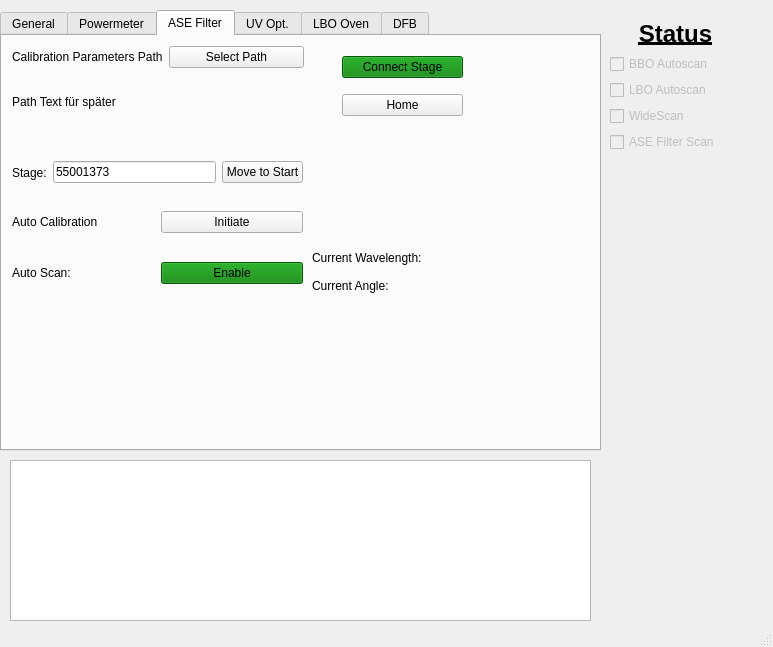
The window that pulsed_laser_interface.ui (XenoBene/PulsedLaserGUI) describes before a commit, drawn with Qt 5.
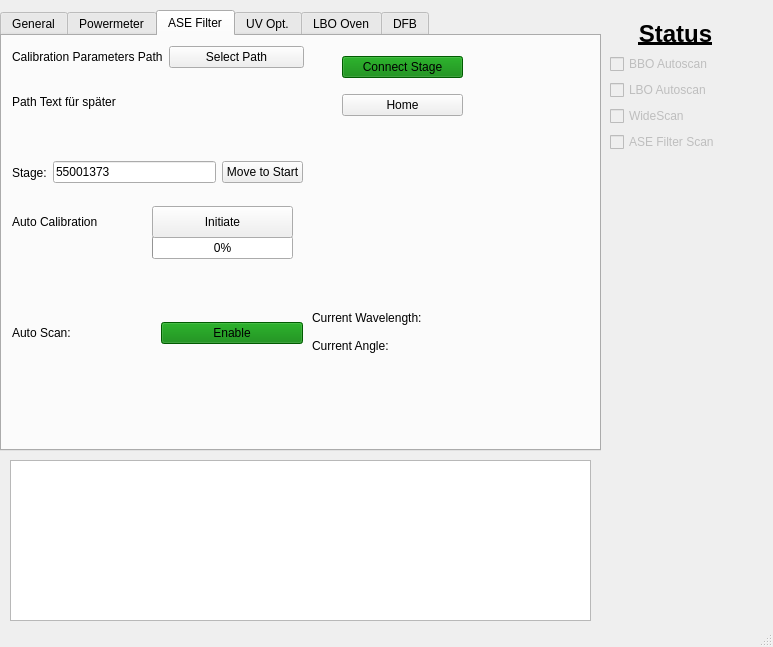
The same window after the commit. The open tabs and pages were chosen to show the change.

Commit message: Further implementation of ASE filter calibration

```diff
--- a/pulsed_laser_interface.ui
+++ b/pulsed_laser_interface.ui
@@ -445,39 +445,7 @@
       <property name="geometry">
        <rect>
         <x>10</x>
-        <y>170</y>
-        <width>291</width>
-        <height>32</height>
-       </rect>
-      </property>
-      <layout class="QHBoxLayout" name="horizontalLayout_4">
-       <item>
-        <widget class="QLabel" name="label_5">
-         <property name="text">
-          <string>Auto Calibration</string>
-         </property>
-        </widget>
-       </item>
-       <item>
-        <widget class="QPushButton" name="ase_button_startAutoCal">
-         <property name="styleSheet">
-          <string notr="true"/>
-         </property>
-         <property name="text">
-          <string>Initiate</string>
-         </property>
-         <property name="checkable">
-          <bool>false</bool>
-         </property>
-        </widget>
-       </item>
-      </layout>
-     </widget>
-     <widget class="QWidget" name="layoutWidget">
-      <property name="geometry">
-       <rect>
-        <x>10</x>
-        <y>210</y>
+        <y>270</y>
         <width>291</width>
         <height>54</height>
        </rect>
@@ -509,7 +477,7 @@
       <property name="geometry">
        <rect>
         <x>310</x>
-        <y>210</y>
+        <y>270</y>
         <width>261</width>
         <height>51</height>
        </rect>
@@ -531,6 +499,51 @@
        </item>
       </layout>
      </widget>
+     <widget class="QProgressBar" name="ase_progressBar_autocal">
+      <property name="geometry">
+       <rect>
+        <x>150</x>
+        <y>200</y>
+        <width>141</width>
+        <height>23</height>
+       </rect>
+      </property>
+      <property name="value">
+       <number>0</number>
+      </property>
+     </widget>
+     <widget class="QPushButton" name="ase_button_startAutoCal">
+      <property name="geometry">
+       <rect>
+        <x>150</x>
+        <y>170</y>
+        <width>141</width>
+        <height>32</height>
+       </rect>
+      </property>
+      <property name="styleSheet">
+       <string notr="true"/>
+      </property>
+      <property name="text">
+       <string>Initiate</string>
+      </property>
+      <property name="checkable">
+       <bool>false</bool>
+      </property>
+     </widget>
+     <widget class="QLabel" name="label_5">
+      <property name="geometry">
+       <rect>
+        <x>10</x>
+        <y>170</y>
+        <width>141</width>
+        <height>31</height>
+       </rect>
+      </property>
+      <property name="text">
+       <string>Auto Calibration</string>
+      </property>
+     </widget>
     </widget>
     <widget class="QWidget" name="tab_4">
      <attribute name="title">
```
The commit also changes 3 other files.
